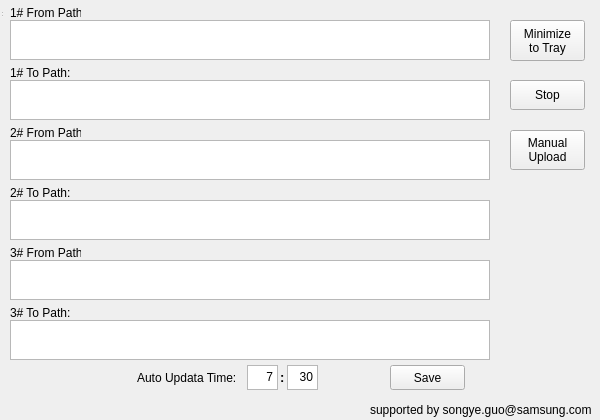
Old version of the form AutoCopy/AutoCopy.ui in the repository ybb0001/AutoCopy.
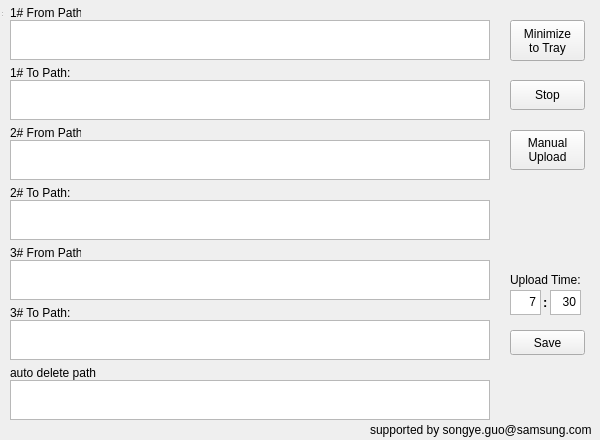
New version of the form.

Commit message: add auto delete

Diff of the .ui file:
```diff
--- a/AutoCopy/AutoCopy.ui
+++ b/AutoCopy/AutoCopy.ui
@@ -7,19 +7,19 @@
     <x>0</x>
     <y>0</y>
     <width>600</width>
-    <height>420</height>
+    <height>440</height>
    </rect>
   </property>
   <property name="minimumSize">
    <size>
     <width>600</width>
-    <height>420</height>
+    <height>400</height>
    </size>
   </property>
   <property name="maximumSize">
    <size>
     <width>600</width>
-    <height>420</height>
+    <height>440</height>
    </size>
   </property>
   <property name="windowTitle">
@@ -40,19 +40,19 @@
      <x>0</x>
      <y>0</y>
      <width>600</width>
-     <height>400</height>
+     <height>450</height>
     </rect>
    </property>
    <property name="minimumSize">
     <size>
      <width>600</width>
-     <height>200</height>
+     <height>450</height>
     </size>
    </property>
    <property name="maximumSize">
     <size>
      <width>600</width>
-     <height>420</height>
+     <height>450</height>
     </size>
    </property>
    <widget class="QPushButton" name="pushButton_Minimize">
@@ -162,8 +162,8 @@
    <widget class="QPushButton" name="pushButton_Save">
     <property name="geometry">
      <rect>
-      <x>390</x>
-      <y>365</y>
+      <x>510</x>
+      <y>330</y>
       <width>75</width>
       <height>25</height>
      </rect>
@@ -175,21 +175,21 @@
    <widget class="QLabel" name="label_3">
     <property name="geometry">
      <rect>
-      <x>137</x>
-      <y>370</y>
-      <width>121</width>
-      <height>16</height>
+      <x>510</x>
+      <y>270</y>
+      <width>81</width>
+      <height>20</height>
      </rect>
     </property>
     <property name="text">
-     <string>Auto Updata Time:</string>
+     <string>Upload Time:</string>
     </property>
    </widget>
    <widget class="QTextEdit" name="hour">
     <property name="geometry">
      <rect>
-      <x>247</x>
-      <y>365</y>
+      <x>510</x>
+      <y>290</y>
       <width>31</width>
       <height>25</height>
      </rect>
@@ -205,8 +205,8 @@
    <widget class="QTextEdit" name="minute">
     <property name="geometry">
      <rect>
-      <x>287</x>
-      <y>365</y>
+      <x>550</x>
+      <y>290</y>
       <width>31</width>
       <height>25</height>
      </rect>
@@ -222,8 +222,8 @@
    <widget class="QLabel" name="label_4">
     <property name="geometry">
      <rect>
-      <x>280</x>
-      <y>370</y>
+      <x>543</x>
+      <y>295</y>
       <width>16</width>
       <height>16</height>
      </rect>
@@ -352,6 +352,36 @@
 &lt;p style=&quot;-qt-paragraph-type:empty; margin-top:0px; margin-bottom:0px; margin-left:0px; margin-right:0px; -qt-block-indent:0; text-indent:0px;&quot;&gt;&lt;br /&gt;&lt;/p&gt;&lt;/body&gt;&lt;/html&gt;</string>
     </property>
    </widget>
+   <widget class="QTextEdit" name="del_path">
+    <property name="geometry">
+     <rect>
+      <x>10</x>
+      <y>380</y>
+      <width>480</width>
+      <height>40</height>
+     </rect>
+    </property>
+    <property name="html">
+     <string>&lt;!DOCTYPE HTML PUBLIC &quot;-//W3C//DTD HTML 4.0//EN&quot; &quot;http://www.w3.org/TR/REC-html40/strict.dtd&quot;&gt;
+&lt;html&gt;&lt;head&gt;&lt;meta name=&quot;qrichtext&quot; content=&quot;1&quot; /&gt;&lt;style type=&quot;text/css&quot;&gt;
+p, li { white-space: pre-wrap; }
+&lt;/style&gt;&lt;/head&gt;&lt;body style=&quot; font-family:'SimSun'; font-size:9pt; font-weight:400; font-style:normal;&quot;&gt;
+&lt;p style=&quot;-qt-paragraph-type:empty; margin-top:0px; margin-bottom:0px; margin-left:0px; margin-right:0px; -qt-block-indent:0; text-indent:0px;&quot;&gt;&lt;br /&gt;&lt;/p&gt;&lt;/body&gt;&lt;/html&gt;</string>
+    </property>
+   </widget>
+   <widget class="QLabel" name="label_10">
+    <property name="geometry">
+     <rect>
+      <x>10</x>
+      <y>365</y>
+      <width>131</width>
+      <height>16</height>
+     </rect>
+    </property>
+    <property name="text">
+     <string>auto delete path</string>
+    </property>
+   </widget>
   </widget>
   <widget class="QToolBar" name="mainToolBar">
    <property name="geometry">
@@ -377,7 +407,7 @@
    <property name="geometry">
     <rect>
      <x>370</x>
-     <y>400</y>
+     <y>420</y>
      <width>221</width>
      <height>20</height>
     </rect>
```
Left out of the diff: 2 changed lines with no effect on the pictures. The commit also changes 53 other files.
